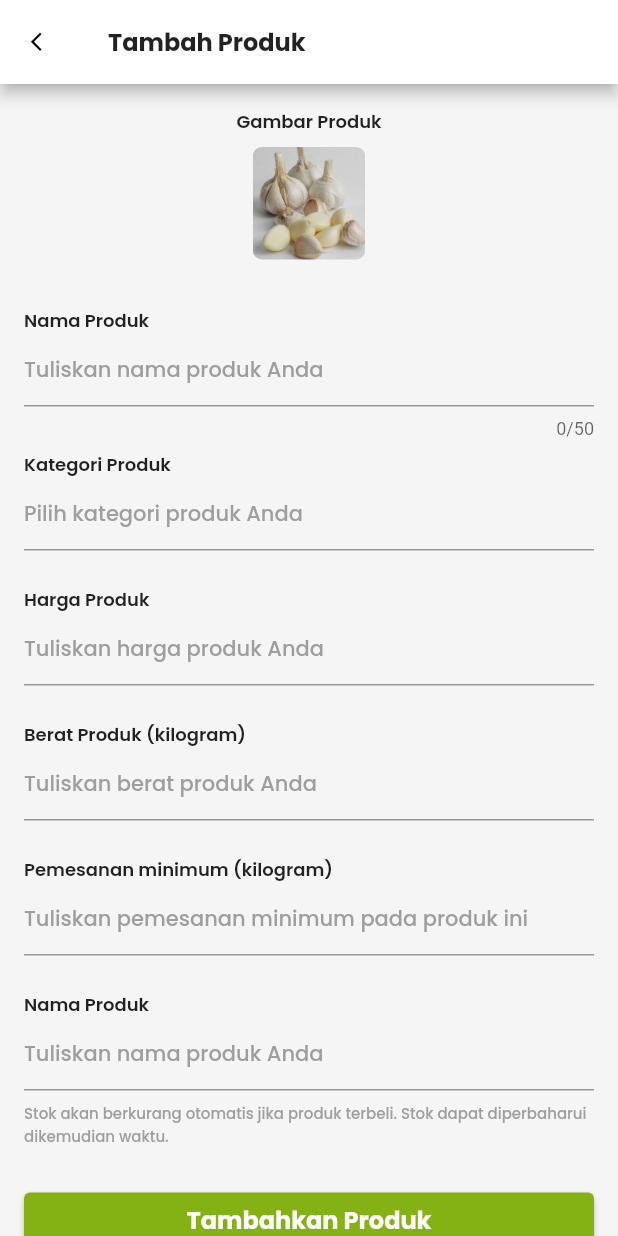
After one commit to padimall/marketplace-app, a Flutter app: the ProdukTambahScreen screen opened by its route, on a phone screen of 412 x 824 dp. The commit adds this screen. Run offline on Flutter 3.47's test engine with Material 2 defaults, Android fonts, the phone set to English and light mode, and no system bars; our stand-ins replace cached_network_image, carousel_slider, fluttertoast, google_fonts; missing offline and left inert: wc_form_validators.

Commit message:
add: tambah produk UI

```diff
--- a/lib/main.dart
+++ b/lib/main.dart
@@ -4,6 +4,7 @@ import 'package:padimall_app/screens/first_screen.dart';
 import 'package:padimall_app/screens/login_screen.dart';
 import 'package:padimall_app/screens/product_detail_screen.dart';
 import 'package:padimall_app/screens/produk_anda_screen.dart';
+import 'package:padimall_app/screens/produk_tambah_screen.dart';
 import 'package:padimall_app/screens/register_screen.dart';
 import 'package:padimall_app/screens/splash_screen.dart';
 import 'package:provider/provider.dart';
@@ -52,6 +53,7 @@ class MyApp extends StatelessWidget {
           FirstScreen.routeName: (ctx) => FirstScreen(),
           ProductDetailScreen.routeName: (ctx) => ProductDetailScreen(),
           ProdukAndaScreen.routeName: (ctx) => ProdukAndaScreen(),
+          ProdukTambahScreen.routeName: (ctx) => ProdukTambahScreen(),
         },
       ),
     );
--- a/lib/screens/produk_anda_screen.dart
+++ b/lib/screens/produk_anda_screen.dart
@@ -1,4 +1,5 @@
 import 'package:flutter/material.dart';
+import 'package:padimall_app/screens/produk_tambah_screen.dart';
 import 'package:padimall_app/utils/custom_text_theme.dart';
 import 'package:padimall_app/widgets/akun/product_in_row.dart';
 
@@ -23,9 +24,14 @@ class ProdukAndaScreen extends StatelessWidget {
         actions: <Widget>[
           Container(
             margin: const EdgeInsets.only(right: 20),
-            child: Icon(
-              Icons.add,
-              size: 25,
+            child: GestureDetector(
+              onTap: () {
+                Navigator.pushNamed(context, ProdukTambahScreen.routeName);
+              },
+              child: Icon(
+                Icons.add,
+                size: 25,
+              ),
             ),
           )
         ],
--- /dev/null
+++ b/lib/screens/produk_tambah_screen.dart
@@ -0,0 +1,196 @@
+import 'package:flutter/material.dart';
+import 'package:padimall_app/utils/custom_text_theme.dart';
+
+class ProdukTambahScreen extends StatelessWidget {
+  static final routeName = 'produk-tambah-screen';
+
+  @override
+  Widget build(BuildContext context) {
+    return Scaffold(
+      appBar: AppBar(
+        title: Text(
+          'Tambah Produk',
+          style: PadiMallTextTheme.sz16weight700(context),
+        ),
+        leading: IconButton(
+          icon: Icon(Icons.arrow_back_ios),
+          iconSize: 15,
+          onPressed: () {
+            Navigator.pop(context);
+          },
+        ),
+        backgroundColor: Colors.white,
+      ),
+      body: SingleChildScrollView(
+        child: Padding(
+          padding: const EdgeInsets.symmetric(horizontal: 16.0),
+          child: Column(
+            children: <Widget>[
+              _buildProductPicture(context),
+              Container(
+                margin: const EdgeInsets.only(bottom: 8),
+                child: Column(
+                  crossAxisAlignment: CrossAxisAlignment.start,
+                  children: <Widget>[
+                    Text(
+                      'Nama Produk',
+                      style: PadiMallTextTheme.sz12weight600(context),
+                    ),
+                    TextFormField(
+                      decoration: InputDecoration(
+                        hintText: 'Tuliskan nama produk Anda',
+                        hintStyle: PadiMallTextTheme.sz14weight500Grey(context),
+                      ),
+                      maxLength: 50,
+                    )
+                  ],
+                ),
+              ),
+              Container(
+                margin: const EdgeInsets.only(bottom: 24),
+                child: Column(
+                  crossAxisAlignment: CrossAxisAlignment.start,
+                  children: <Widget>[
+                    Text(
+                      'Kategori Produk',
+                      style: PadiMallTextTheme.sz12weight600(context),
+                    ),
+                    TextFormField(
+                      decoration: InputDecoration(
+                        hintText: 'Pilih kategori produk Anda',
+                        hintStyle: PadiMallTextTheme.sz14weight500Grey(context),
+                      ),
+                    )
+                  ],
+                ),
+              ),
+              Container(
+                margin: const EdgeInsets.only(bottom: 24),
+                child: Column(
+                  crossAxisAlignment: CrossAxisAlignment.start,
+                  children: <Widget>[
+                    Text(
+                      'Harga Produk',
+                      style: PadiMallTextTheme.sz12weight600(context),
+                    ),
+                    TextFormField(
+                      decoration: InputDecoration(
+                        hintText: 'Tuliskan harga produk Anda',
+                        hintStyle: PadiMallTextTheme.sz14weight500Grey(context),
+                      ),
+                    )
+                  ],
+                ),
+              ),
+              Container(
+                margin: const EdgeInsets.only(bottom: 24),
+                child: Column(
+                  crossAxisAlignment: CrossAxisAlignment.start,
+                  children: <Widget>[
+                    Text(
+                      'Berat Produk (kilogram)',
+                      style: PadiMallTextTheme.sz12weight600(context),
+                    ),
+                    TextFormField(
+                      decoration: InputDecoration(
+                        hintText: 'Tuliskan berat produk Anda',
+                        hintStyle: PadiMallTextTheme.sz14weight500Grey(context),
+                      ),
+                    )
+                  ],
+                ),
+              ),
+              Container(
+                margin: const EdgeInsets.only(bottom: 24),
+                child: Column(
+                  crossAxisAlignment: CrossAxisAlignment.start,
+                  children: <Widget>[
+                    Text(
+                      'Pemesanan minimum (kilogram)',
+                      style: PadiMallTextTheme.sz12weight600(context),
+                    ),
+                    TextFormField(
+                      decoration: InputDecoration(
+                        hintText: 'Tuliskan pemesanan minimum pada produk ini',
+                        hintStyle: PadiMallTextTheme.sz14weight500Grey(context),
+                      ),
+                    )
+                  ],
+                ),
+              ),
+              Container(
+                margin: const EdgeInsets.only(bottom: 16),
+                child: Column(
+                  crossAxisAlignment: CrossAxisAlignment.start,
+                  children: <Widget>[
+                    Text(
+                      'Nama Produk',
+                      style: PadiMallTextTheme.sz12weight600(context),
+                    ),
+                    TextFormField(
+                      decoration: InputDecoration(
+                        hintText: 'Tuliskan nama produk Anda',
+                        hintStyle: PadiMallTextTheme.sz14weight500Grey(context),
+                      ),
+                    ),
+                    Container(
+                      margin: const EdgeInsets.only(top: 8),
+                      child: Text(
+                        'Stok akan berkurang otomatis jika produk terbeli. Stok dapat diperbaharui dikemudian waktu.',
+                        style: PadiMallTextTheme.sz10weight500Grey(context),
+                      ),
+                    ),
+                  ],
+                ),
+              ),
+              Container(
+                width: double.infinity,
+                padding: const EdgeInsets.symmetric(vertical: 8),
+                child: RaisedButton(
+                  onPressed: () {},
+                  color: Theme.of(context).primaryColor,
+                  shape: RoundedRectangleBorder(
+                    borderRadius: BorderRadius.all(
+                      Radius.circular(4),
+                    ),
+                  ),
+                  child: Text(
+                    'Tambahkan Produk',
+                    style: PadiMallTextTheme.sz16weight700White(context),
+                  ),
+                ),
+              ),
+            ],
+          ),
+        ),
+      ),
+    );
+  }
+
+  Widget _buildProductPicture(BuildContext context) {
+    return Container(
+      margin: const EdgeInsets.symmetric(vertical: 16),
+      child: Column(
+        crossAxisAlignment: CrossAxisAlignment.center,
+        children: <Widget>[
+          Text(
+            'Gambar Produk',
+            style: PadiMallTextTheme.sz12weight600(context),
+          ),
+          Container(
+            margin: const EdgeInsets.fromLTRB(0, 8, 0, 16),
+            child: ClipRRect(
+              borderRadius: BorderRadius.circular(6),
+              child: Image.asset(
+                'assets/images/bawang.jpg',
+                height: 75,
+                width: 75,
+                fit: BoxFit.cover,
+              ),
+            ),
+          ),
+        ],
+      ),
+    );
+  }
+}
--- a/lib/utils/custom_text_theme.dart
+++ b/lib/utils/custom_text_theme.dart
@@ -84,6 +84,11 @@ class PadiMallTextTheme {
         fontSize: 13, fontWeight: FontWeight.w600, color: Colors.black87);
   }
 
+  static TextStyle sz12weight600(BuildContext context) {
+    return GoogleFonts.poppins().copyWith(
+        fontSize: 12, fontWeight: FontWeight.w600, color: Colors.black87);
+  }
+
   static TextStyle sz13weight500Green(BuildContext context) {
     return GoogleFonts.poppins().copyWith(
         fontSize: 13, fontWeight: FontWeight.w500, color: Theme.of(context).primaryColor);
@@ -103,4 +108,9 @@ class PadiMallTextTheme {
     return GoogleFonts.poppins().copyWith(
         fontSize: 12, fontWeight: FontWeight.w500, color: Colors.grey);
   }
+
+  static TextStyle sz10weight500Grey(BuildContext context) {
+    return GoogleFonts.poppins().copyWith(
+        fontSize: 10, fontWeight: FontWeight.w500, color: Colors.grey);
+  }
 }
```
